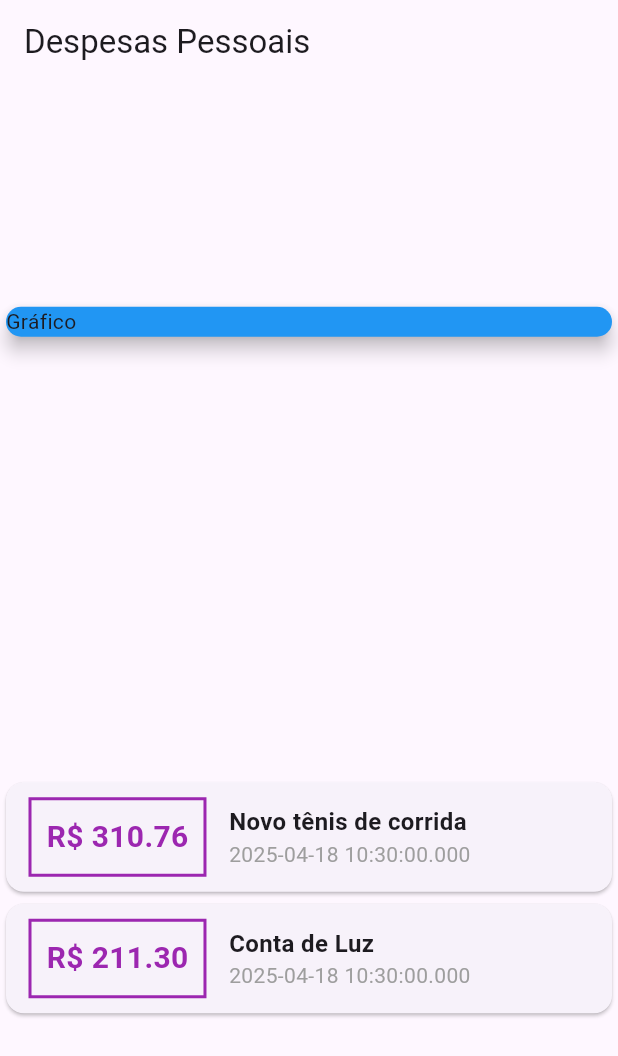
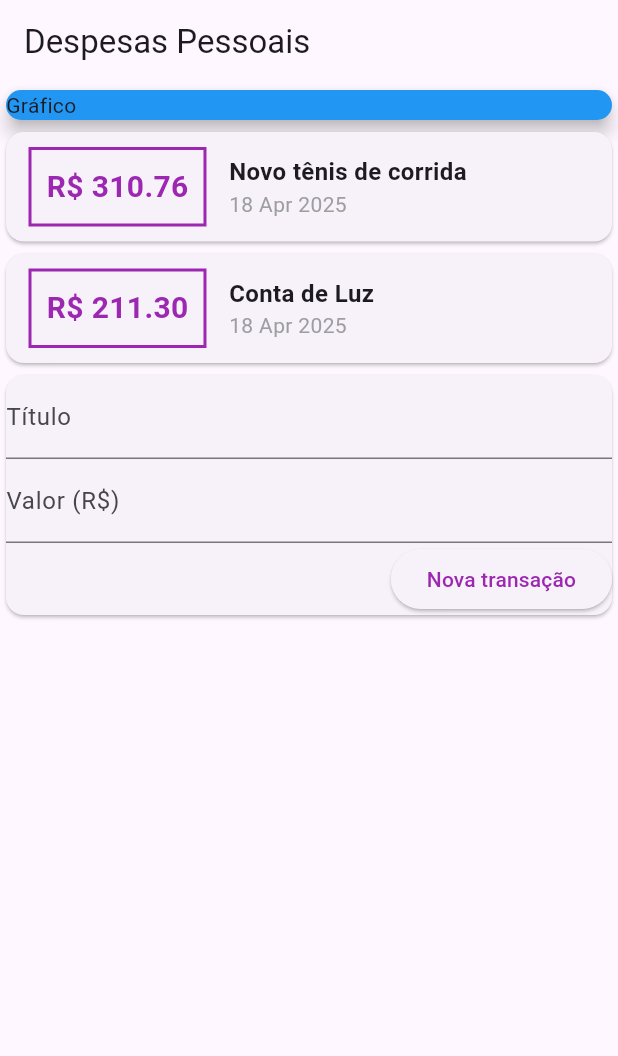
Before and after one commit to PauloHenriqque/expenses, a Flutter app: the screen it shows after launch, on a phone screen of 412 x 824 dp. Shown: the top 1056 px of the screen. Run offline on Flutter 3.47's test engine with Material 3 defaults, Android fonts, the phone set to English and light mode, and no system bars.

Commit message:
Adicionando dois campos de texto para o usuário cadastrar uma nova transação

```diff
--- /dev/null
+++ b/lib/components/transaction_form.dart
@@ -0,0 +1,41 @@
+import 'package:flutter/material.dart';
+
+class TransactionForm extends StatelessWidget {
+  final titleController = TextEditingController();
+  final valueController = TextEditingController();
+
+  TransactionForm({super.key});
+
+  @override
+  Widget build(BuildContext context) {
+    return Card(
+            child: Column(
+              children: [
+                TextField(
+                  decoration: InputDecoration(labelText: 'Título'),
+                  controller: titleController,
+                ),
+                TextField(
+                  decoration: InputDecoration(labelText: 'Valor (R\$)'),
+                  controller: valueController,
+                ),
+                Row(
+                  mainAxisAlignment: MainAxisAlignment.end,
+                  children: [
+                    ElevatedButton(
+                      child: Text('Nova transação'),
+                      style: ElevatedButton.styleFrom(
+                        foregroundColor: Colors.purple,
+                      ),
+                      onPressed: () {
+                        print(titleController.text);
+                        print(valueController.text);
+                      },
+                    ),
+                  ],
+                ),
+              ],
+            ),
+          );
+  }
+}
--- /dev/null
+++ b/lib/components/transaction_list.dart
@@ -0,0 +1,58 @@
+import 'package:expenses/models/transaction.dart';
+import 'package:flutter/material.dart';
+import 'package:intl/intl.dart';
+
+class TransactionList extends StatelessWidget {
+
+  final List<Transaction> transactions;
+  const TransactionList(this.transactions, {super.key});
+
+  @override
+  Widget build(BuildContext context) {
+    return Column(
+            children:
+                transactions.map((tr) {
+                  return Card(
+                    child: Row(
+                      children: [
+                        Container(
+                          margin: EdgeInsets.symmetric(
+                            vertical: 10,
+                            horizontal: 15,
+                          ),
+                          decoration: BoxDecoration(
+                            border: Border.all(color: Colors.purple, width: 2),
+                          ),
+                          padding: EdgeInsets.all(10),
+                          child: Text(
+                            'R\$ ${tr.value.toStringAsFixed(2)}',
+                            style: TextStyle(
+                              fontWeight: FontWeight.bold,
+                              fontSize: 20,
+                              color: Colors.purple,
+                            ),
+                          ),
+                        ),
+                        Column(
+                          crossAxisAlignment: CrossAxisAlignment.start,
+                          children: [
+                            Text(
+                              tr.title,
+                              style: TextStyle(
+                                fontSize: 16,
+                                fontWeight: FontWeight.bold,
+                              ),
+                            ),
+                            Text(
+                              DateFormat('d MMM y').format(tr.date),
+                              style: TextStyle(color: Colors.grey),
+                            ),
+                          ],
+                        ),
+                      ],
+                    ),
+                  );
+                }).toList(),
+          );
+  }
+}
--- /dev/null
+++ b/lib/components/transaction_user.dart
@@ -0,0 +1,39 @@
+import 'package:expenses/components/transaction_form.dart';
+import 'package:expenses/components/transaction_list.dart';
+import 'package:expenses/models/transaction.dart';
+import 'package:flutter/material.dart';
+
+class TransactionUser extends StatefulWidget {
+  const TransactionUser({super.key});
+
+  @override
+  State<TransactionUser> createState() => _TransactionUserState();
+}
+
+class _TransactionUserState extends State<TransactionUser> {
+
+  final _transactions = [
+    Transaction(
+      id: 't1',
+      title: 'Novo tênis de corrida',
+      value: 310.76,
+      date: DateTime.now(),
+    ),
+    Transaction(
+      id: 't2',
+      title: 'Conta de Luz',
+      value: 211.30,
+      date: DateTime.now(),
+    ),
+  ];
+
+  @override
+  Widget build(BuildContext context) {
+    return Column(
+      children: [
+        TransactionList(_transactions),
+        TransactionForm(),
+      ],
+    );
+  }
+}
--- a/lib/main.dart
+++ b/lib/main.dart
@@ -1,3 +1,4 @@
+import 'package:expenses/components/transaction_user.dart';
 import 'package:expenses/models/transaction.dart';
 import 'package:flutter/material.dart';
 
@@ -13,6 +14,7 @@ class ExpensesApp extends StatelessWidget {
 }
 
 class MyHomePage extends StatelessWidget {
+
   final _transactions = [
     Transaction(
       id: 't1',
@@ -34,56 +36,11 @@ class MyHomePage extends StatelessWidget {
     return Scaffold(
       appBar: AppBar(title: const Text('Despesas Pessoais')),
       body: Column(
-        mainAxisAlignment: MainAxisAlignment.spaceAround,
+        mainAxisAlignment: MainAxisAlignment.start,
         crossAxisAlignment: CrossAxisAlignment.stretch,
         children: [
           Card(child: Text('Gráfico'), color: Colors.blue, elevation: 5),
-          Column(
-            children:
-                _transactions.map((tr) {
-                  return Card(
-                    child: Row(
-                      children: [
-                        Container(
-                          margin: EdgeInsets.symmetric(
-                            vertical: 10,
-                            horizontal: 15,
-                          ),
-                          decoration: BoxDecoration(
-                            border: Border.all(color: Colors.purple, width: 2),
-                          ),
-                          padding: EdgeInsets.all(10),
-                          child: Text(
-                            'R\$ ${tr.value.toStringAsFixed(2)}',
-                            style: TextStyle(
-                              fontWeight: FontWeight.bold,
-                              fontSize: 20,
-                              color: Colors.purple,
-                            ),
-                          ),
-                        ),
-                        Column(
-                          crossAxisAlignment: CrossAxisAlignment.start,
-                          children: [
-                            Text(
-                              tr.title,
-                              style: TextStyle(
-                                fontSize: 16,
-                                fontWeight: FontWeight.bold,
-                              ),
-                              ), Text(
-                                tr.date.toString(),
-                                style: TextStyle(
-                                  color: Colors.grey,
-                                ),
-                              ),
-                            ],
-                          ),
-                        ],
-                    ),
-                  );
-                }).toList(),
-          ),
+          TransactionUser(),
         ],
       ),
     );
--- a/pubspec.yaml
+++ b/pubspec.yaml
@@ -30,6 +30,7 @@ environment:
 dependencies:
   flutter:
     sdk: flutter
+  intl: ^0.20.2
 
   # The following adds the Cupertino Icons font to your application.
   # Use with the CupertinoIcons class for iOS style icons.
```
Also changed, not shown: pubspec.lock.
